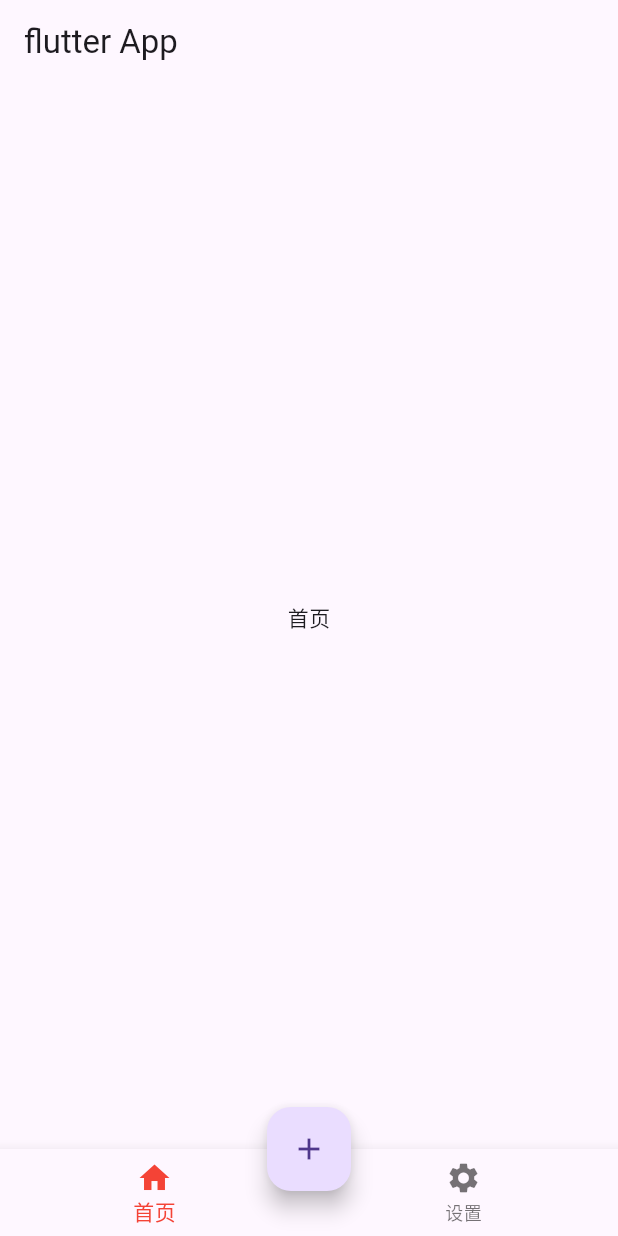
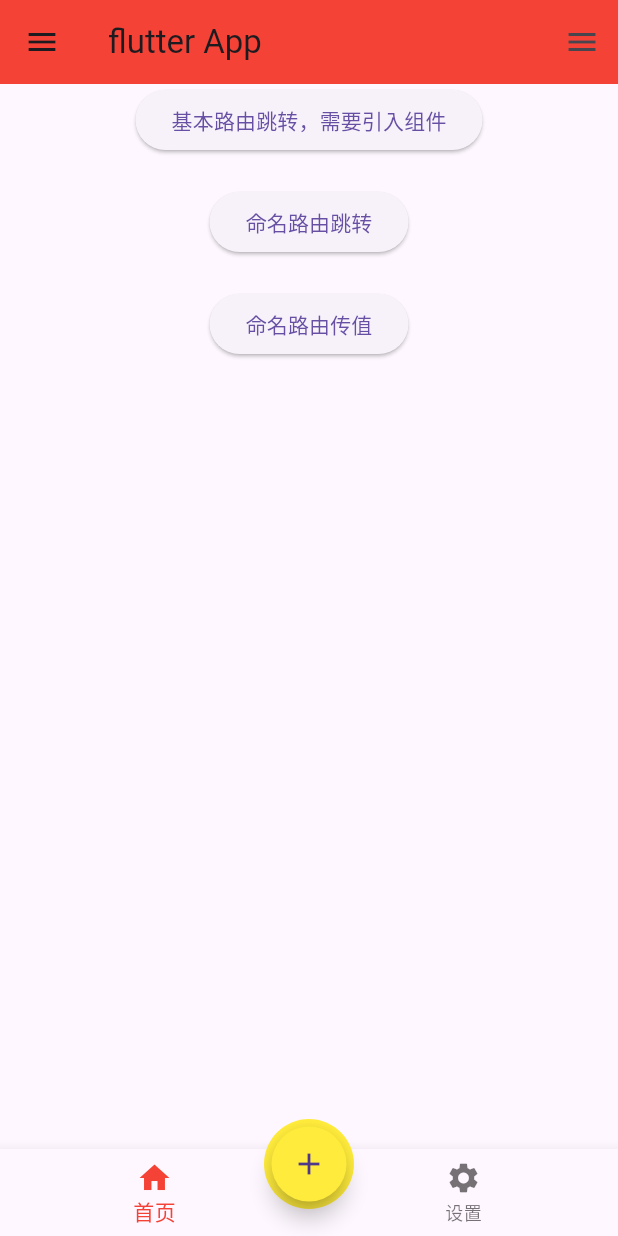
Before and after one commit to deidei1231/Flutter_Demo, a Flutter app: the screen it shows after launch, on a phone screen of 412 x 824 dp. Run offline on Flutter 3.47's test engine with Material 3 defaults, Android fonts, the phone set to English and light mode, and no system bars.

Commit message:
2024-6-27 flutter学习

```diff
--- a/lib/main.dart
+++ b/lib/main.dart
@@ -1,19 +1,51 @@
+import 'package:demo/pages/news.dart';
+import 'package:demo/pages/search.dart';
 import 'package:demo/pages/tabs.dart';
 import 'package:flutter/material.dart';
+import './pages/form.dart';
+import './pages/news.dart';
+import './pages/search.dart';
 
 void main() {
-  runApp(const Myapp());
+  runApp(Myapp());
 }
 
 class Myapp extends StatelessWidget {
-  const Myapp({super.key});
+  Map routers = {
+    "/": (context) => const Tabs(),
+    "/news": (context) => const NewsPage(),
+    "/search": (context) => const SearchPage(),
+    "/form": (context, {arguments}) => FormPage(arguments: arguments),
+  };
+
+  Myapp({super.key});
 
   @override
   Widget build(BuildContext context) {
     return MaterialApp(
-        home: const Tabs(),
+        debugShowCheckedModeBanner: false,
         theme: ThemeData(
           primarySwatch: Colors.blue,
-        ));
+        ),
+        // home: const Tabs(),
+        initialRoute: "/",
+
+        // 配置onGenerateRoute 固定写法
+        onGenerateRoute: (RouteSettings settings) {
+          final String? name = settings.name;
+          final Function? pageContentBuilder = routers[name];
+          if (pageContentBuilder != null) {
+            if (settings.arguments != null) {
+              final Route route = MaterialPageRoute(
+                  builder: (context) => pageContentBuilder(context,
+                      arguments: settings.arguments));
+              return route;
+            } else {
+              final Route route = MaterialPageRoute(
+                  builder: (context) => pageContentBuilder(context));
+              return route;
+            }
+          }
+        });
   }
 }
--- /dev/null
+++ b/lib/main_Tabs.dart
@@ -0,0 +1,19 @@
+import 'package:demo/pages/tabs.dart';
+import 'package:flutter/material.dart';
+
+void main() {
+  runApp(const Myapp());
+}
+
+class Myapp extends StatelessWidget {
+  const Myapp({super.key});
+
+  @override
+  Widget build(BuildContext context) {
+    return MaterialApp(
+        home: const Tabs(),
+        theme: ThemeData(
+          primarySwatch: Colors.blue,
+        ));
+  }
+}
--- a/lib/pages/tabs.dart
+++ b/lib/pages/tabs.dart
@@ -1,6 +1,7 @@
 import 'package:flutter/material.dart';
 import './tabs/home.dart';
 import './tabs/settings.dart';
+import './tabs/message.dart';
 
 class Tabs extends StatefulWidget {
   const Tabs({super.key});
@@ -11,18 +12,63 @@ class Tabs extends StatefulWidget {
 
 class _TabsState extends State<Tabs> {
   int _currentIndex = 0;
-  final List<Widget> _pages = const [
-    HomePage(),
-    SettingsPage(),
-  ];
+  final List<Widget> _pages = const [HomePage(), SettingsPage(), MessagePage()];
 
   @override
   Widget build(BuildContext context) {
     return Scaffold(
-      appBar: AppBar(title: const Text("flutter App")),
+      appBar: AppBar(
+          backgroundColor: Colors.red,
+          title: const Text("flutter App")),
+      drawer: const Drawer(
+        child: Column(
+          children: [
+            Row(
+              children: [
+                Expanded(
+                    flex: 1,
+                    child: DrawerHeader(
+                      decoration: BoxDecoration(
+                          color: Colors.blue,
+                          image: DecorationImage(
+                              image: NetworkImage(
+                                  "https://www.itying.com/images/flutter/2.png"),
+                              fit: BoxFit.cover)),
+                      child: Column(
+                        children: [
+                          ListTile(
+                            leading: CircleAvatar(
+                                backgroundImage: NetworkImage("https://www.itying.com/images/flutter/3.png"),
+                                 ),
+                            title: Text("nihao"),
+                          ),
+                        ],
+                      ),
+                    ))
+              ],
+            ),
+            ListTile(
+              leading: CircleAvatar(
+                child: Icon(Icons.people),
+              ),
+              title: Text("个人中心"),
+            ),
+            Divider(),
+            ListTile(
+              leading: CircleAvatar(
+                child: Icon(Icons.settings),
+              ),
+              title: Text("系统设置"),
+            )
+          ],
+        ),
+      ),
+      endDrawer: const Drawer(
+        child: Text("左侧侧边栏"),
+      ),
       body: _pages[_currentIndex],
       bottomNavigationBar: BottomNavigationBar(
-          fixedColor: Colors.red,   //选中的颜色
+          fixedColor: Colors.red, //选中的颜色
           // type: BottomNavigationBarType.fixed, // 底部有4个以上需要配置这个
           currentIndex: _currentIndex,
           onTap: (index) {
@@ -34,10 +80,26 @@ class _TabsState extends State<Tabs> {
             BottomNavigationBarItem(icon: Icon(Icons.home), label: "首页"),
             BottomNavigationBarItem(icon: Icon(Icons.settings), label: "设置"),
           ]),
-
-      floatingActionButton: FloatingActionButton(onPressed: () {
-
-      },child: const Icon(Icons.add),),
+      floatingActionButton: Container(
+        width: 60,
+        height: 60,
+        margin: const EdgeInsets.only(top: 20),
+        padding: const EdgeInsets.all(5),
+        decoration: BoxDecoration(
+          color: Colors.yellow,
+          borderRadius: BorderRadius.circular(30),
+        ),
+        child: FloatingActionButton(
+            backgroundColor: _currentIndex == 1 ? Colors.red : Colors.yellow,
+            shape: const CircleBorder(
+                side: BorderSide(color: Colors.transparent, width: 1.0)),
+            onPressed: () {
+              setState(() {
+                _currentIndex = 1;
+              });
+            },
+            child: const Icon(Icons.add)),
+      ),
       floatingActionButtonLocation: FloatingActionButtonLocation.centerDocked,
     );
   }
--- a/lib/pages/tabs/home.dart
+++ b/lib/pages/tabs/home.dart
@@ -1,17 +1,46 @@
 import 'package:flutter/material.dart';
+import '../search.dart';
+import '../news.dart';
+import '../form.dart';
 
 class HomePage extends StatefulWidget {
   const HomePage({super.key});
 
   @override
-  State<HomePage> createState() => _SettingsPageState();
+  State<HomePage> createState() => _HomePageState();
 }
 
-class _SettingsPageState extends State<HomePage> {
+class _HomePageState extends State<HomePage> {
   @override
   Widget build(BuildContext context) {
-    return const Center(
-      child: Text('首页'),
+    return Center(
+      child: Column(
+        children: [
+          ElevatedButton(
+              onPressed: () {
+                Navigator.of(context)
+                    .push(MaterialPageRoute(builder: (BuildContext context) {
+                  return const SearchPage();
+                }));
+              },
+              child: const Text("基本路由跳转，需要引入组件")),
+          const SizedBox(height: 20),
+          ElevatedButton(
+              onPressed: () {
+                Navigator.pushNamed(context, "/news");
+              },
+              child: const Text("命名路由跳转")),
+          const SizedBox(height: 20),
+          ElevatedButton(
+            onPressed: () {
+              Navigator.pushNamed(context, "/form", arguments: {
+                "title": "我是命名路由传值",
+              });
+            },
+            child: const Text("命名路由传值"),
+          )
+        ],
+      ),
     );
   }
 }
```
Also changed, not shown: lib/main_TabBar.dart (added, +117 -0 lines), lib/main_router_name.dart (added, +33 -0 lines), lib/pages/form.dart (added, +31 -0 lines), lib/pages/news.dart (added, +29 -0 lines), lib/pages/search.dart (added, +22 -0 lines), lib/pages/tabs/message.dart (added, +17 -0 lines), lib/tools/keepAliveWrapper.dart (added, +22 -0 lines).
